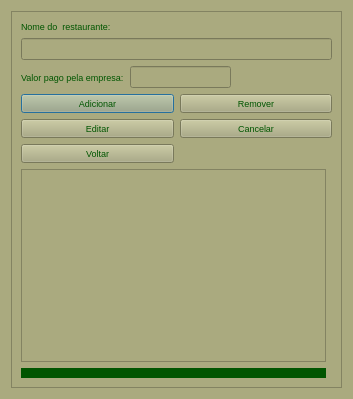
Above: ui/restaurante.ui from tiagopascal/Almoco before the change. Below: the same form after it.
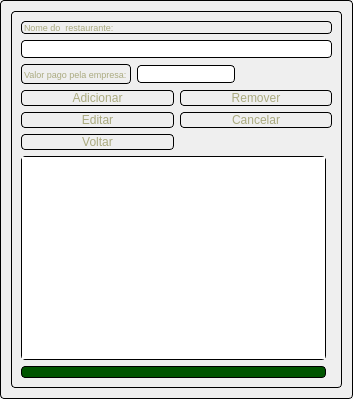
That is the form after the change. Icons and pictures are not drawn.

The edit to the form file:
```diff
--- a/ui/restaurante.ui
+++ b/ui/restaurante.ui
@@ -14,8 +14,12 @@
    <string>Dialog</string>
   </property>
   <property name="styleSheet">
-   <string notr="true">background-color: rgb(170, 170, 127);
-color: rgb(0, 85, 0);</string>
+   <string notr="true">background-image: url(:/imagens/imagens/madeira1.png);
+color: rgb(170, 170, 127);
+
+border: 1px solid black; 
+border-style: solid;
+border-radius: 4px; font-size: 7pt;</string>
   </property>
   <layout class="QGridLayout" name="gridLayout_3">
    <item row="0" column="0">
@@ -110,9 +114,12 @@
          <widget class="QPushButton" name="pushButton_adicionar">
           <property name="font">
            <font>
-            <pointsize>7</pointsize>
+            <pointsize>9</pointsize>
            </font>
           </property>
+          <property name="styleSheet">
+           <string notr="true">font-size: 9pt;</string>
+          </property>
           <property name="text">
            <string>Adicionar</string>
           </property>
@@ -122,9 +129,12 @@
          <widget class="QPushButton" name="pushButton_remover">
           <property name="font">
            <font>
-            <pointsize>7</pointsize>
+            <pointsize>9</pointsize>
            </font>
           </property>
+          <property name="styleSheet">
+           <string notr="true">font-size: 9pt;</string>
+          </property>
           <property name="text">
            <string>Remover</string>
           </property>
@@ -134,9 +144,12 @@
          <widget class="QPushButton" name="pushButton_editar">
           <property name="font">
            <font>
-            <pointsize>7</pointsize>
+            <pointsize>9</pointsize>
            </font>
           </property>
+          <property name="styleSheet">
+           <string notr="true">font-size: 9pt;</string>
+          </property>
           <property name="text">
            <string>Editar</string>
           </property>
@@ -146,9 +159,12 @@
          <widget class="QPushButton" name="pushButton_cancelar">
           <property name="font">
            <font>
-            <pointsize>7</pointsize>
+            <pointsize>9</pointsize>
            </font>
           </property>
+          <property name="styleSheet">
+           <string notr="true">font-size: 9pt;</string>
+          </property>
           <property name="text">
            <string>Cancelar</string>
           </property>
@@ -158,9 +174,12 @@
          <widget class="QPushButton" name="pushButton_Voltar">
           <property name="font">
            <font>
-            <pointsize>7</pointsize>
+            <pointsize>9</pointsize>
            </font>
           </property>
+          <property name="styleSheet">
+           <string notr="true">font-size: 9pt;</string>
+          </property>
           <property name="text">
            <string>Voltar</string>
           </property>
```
